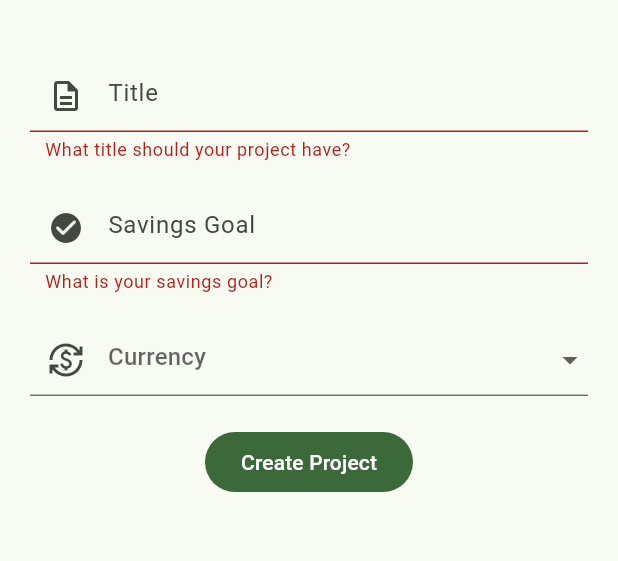
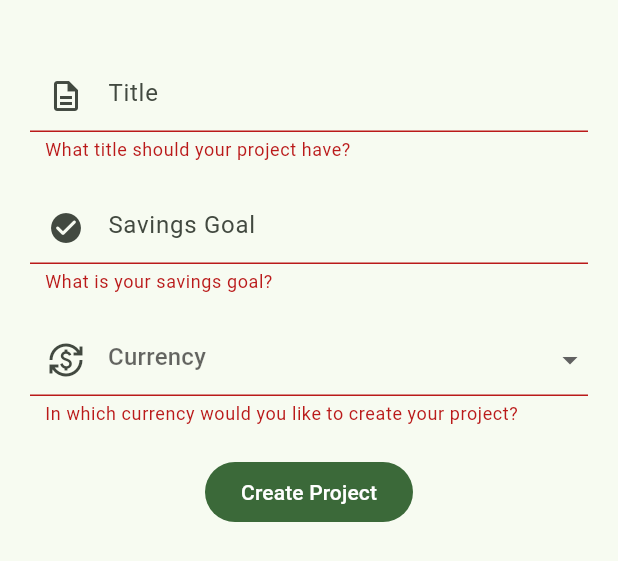
Before and after one commit to andreasschmid98/my-save-app, a Flutter app: the CreateProject widget shown alone on an empty page, opened directly, after a tap on "Create Project", on a phone screen of 412 x 824 dp. Shown: the top 561 px of the screen. Run offline on Flutter 3.47's test engine with Material 2 defaults, Android fonts, the phone set to English and light mode, and no system bars; our stand-ins replace flutter_spinkit, sqflite; accounts and stored records are empty; generated files the repository leaves out were written again.

```diff
--- a/lib/l10n/app_de.arb
+++ b/lib/l10n/app_de.arb
@@ -27,5 +27,7 @@
   "open": "offen",
   "goal": "Ziel",
   "saveChanges": "Änderungen speichern",
-  "currency": "Währung"
+  "currency": "Währung",
+  "currencyReminder": "In welcher Währung möchtest Du Dein Projekt anlegen?",
+  "createdAt": "Erstellt am:"
 }
--- a/lib/l10n/app_en.arb
+++ b/lib/l10n/app_en.arb
@@ -27,5 +27,7 @@
   "open": "Open",
   "goal": "Goal",
   "saveChanges": "Save Changes",
-  "currency": "Currency"
+  "currency": "Currency",
+  "currencyReminder": "In which currency would you like to create your project?",
+  "createdAt": "Created at:"
 }
--- a/lib/l10n/app_es.arb
+++ b/lib/l10n/app_es.arb
@@ -27,5 +27,7 @@
   "open": "Abierto",
   "goal": "Objetivo",
   "saveChanges": "Guardar Cambios",
-  "currency": "Moneda"
+  "currency": "Moneda",
+  "currencyReminder": "¿En qué moneda te gustaría crear tu proyecto?",
+  "createdAt": "Creado el:"
 }
--- a/lib/l10n/app_fr.arb
+++ b/lib/l10n/app_fr.arb
@@ -27,5 +27,7 @@
   "open": "Ouvert",
   "goal": "Objectif",
   "saveChanges": "Enregistrer les modifications",
-  "currency": "Devise"
+  "currency": "Devise",
+  "currencyReminder": "Dans quelle devise souhaitez-vous créer votre projet ?",
+  "createdAt": "Créé le :"
 }
--- a/lib/screens/home/project/create_project.dart
+++ b/lib/screens/home/project/create_project.dart
@@ -16,7 +16,7 @@ class _CreateProjectState extends State<CreateProject> {
 
   String title = '';
   double savingsGoal = 0.0;
-  Currency currency = Currency.EUR;
+  Currency? currency;
 
   @override
   Widget build(BuildContext context) {
@@ -67,6 +67,10 @@ class _CreateProjectState extends State<CreateProject> {
                               currency = selectedCurrency!;
                             });
                           },
+                          validator: (selectedCurrency) =>
+                          selectedCurrency != null
+                              ? null
+                              : AppLocalizations.of(context).currencyReminder,
                           items: Currency.values
                               .map<DropdownMenuItem<Currency>>(
                                   (Currency currency) {
@@ -91,7 +95,7 @@ class _CreateProjectState extends State<CreateProject> {
                           await context
                               .read<ProjectProvider>()
                               .createProject(
-                                  title, savingsGoal, currency.symbol)
+                                  title, savingsGoal, currency!.symbol)
                               .then((response) => Navigator.pop(context));
                         }
                       },
```
Also changed, not shown: lib/screens/home/project/project_card.dart (+15 -1 lines).
